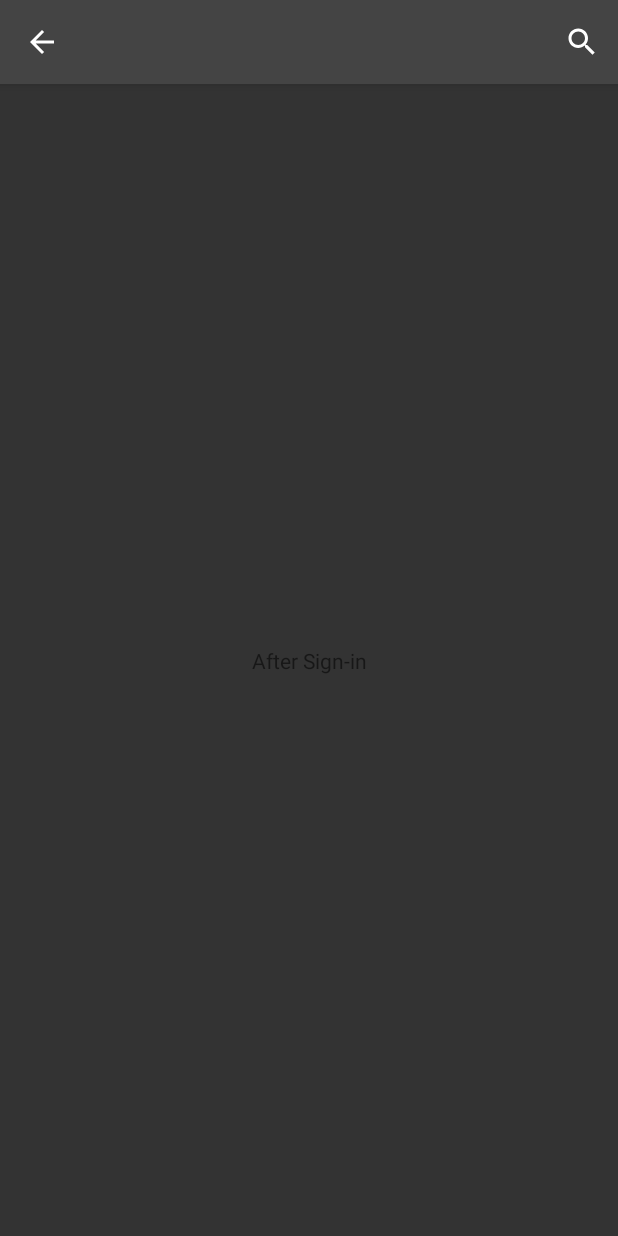
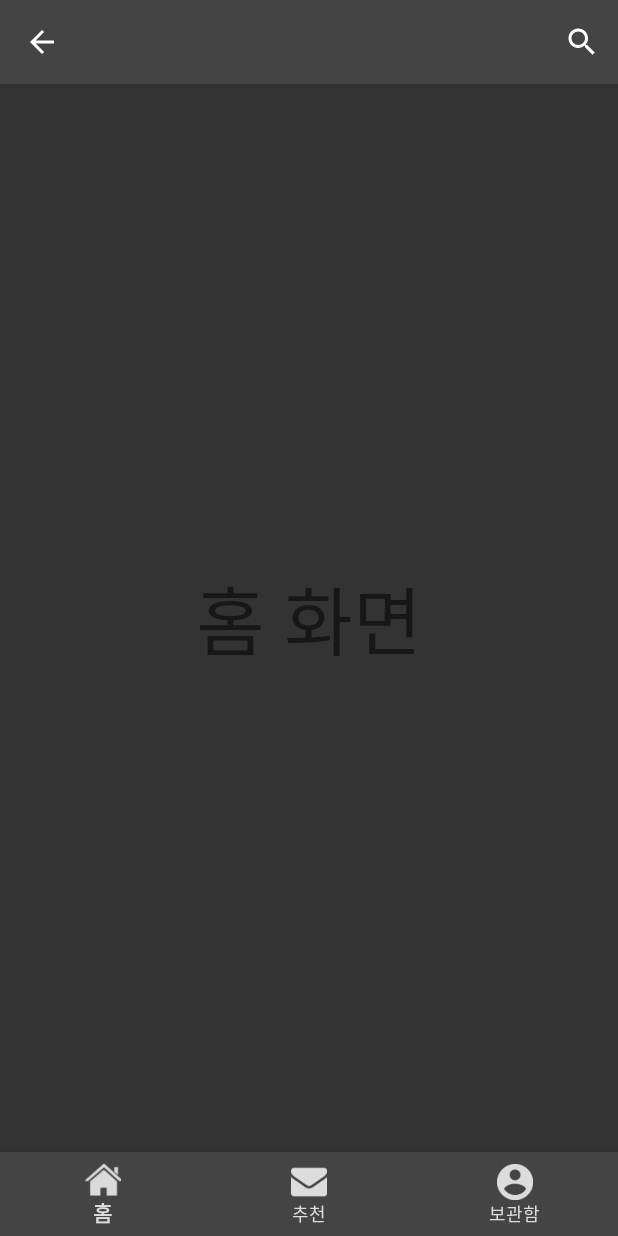
Before and after one commit to korkeep/MyTube, an Android app: the MainActivity screen opened directly, with no data from a screen before it, on a phone screen of 412 x 824 dp. Run offline under Robolectric (Android 15) with nearby library versions, the phone set to English and light mode, and no system bars.

Commit message:
MainActivity 하단 네비게이션바 구성완료

```diff
--- /dev/null
+++ b/SW Online Lecture APP/app/src/main/java/com/example/swonlinelectureapp/FragmentHome.java
@@ -0,0 +1,15 @@
+package com.example.swonlinelectureapp;
+
+import android.os.Bundle;
+import android.support.annotation.NonNull;
+import android.support.annotation.Nullable;
+import android.support.v4.app.Fragment;
+import android.view.LayoutInflater;
+import android.view.View;
+import android.view.ViewGroup;
+
+public class FragmentHome extends Fragment {
+    public View onCreateView(@NonNull LayoutInflater inflater, @Nullable ViewGroup container, @Nullable Bundle savedInstanceState) {
+        return inflater.inflate(R.layout.fragment_home, container, false);
+    }
+}
--- /dev/null
+++ b/SW Online Lecture APP/app/src/main/java/com/example/swonlinelectureapp/FragmentRecommend.java
@@ -0,0 +1,15 @@
+package com.example.swonlinelectureapp;
+
+import android.os.Bundle;
+import android.support.annotation.NonNull;
+import android.support.annotation.Nullable;
+import android.support.v4.app.Fragment;
+import android.view.LayoutInflater;
+import android.view.View;
+import android.view.ViewGroup;
+
+public class FragmentRecommend extends Fragment {
+    public View onCreateView(@NonNull LayoutInflater inflater, @Nullable ViewGroup container, @Nullable Bundle savedInstanceState) {
+        return inflater.inflate(R.layout.fragment_recommend, container, false);
+    }
+}
--- /dev/null
+++ b/SW Online Lecture APP/app/src/main/java/com/example/swonlinelectureapp/FragmentStore.java
@@ -0,0 +1,15 @@
+package com.example.swonlinelectureapp;
+
+import android.os.Bundle;
+import android.support.annotation.NonNull;
+import android.support.annotation.Nullable;
+import android.support.v4.app.Fragment;
+import android.view.LayoutInflater;
+import android.view.View;
+import android.view.ViewGroup;
+
+public class FragmentStore extends Fragment {
+    public View onCreateView(@NonNull LayoutInflater inflater, @Nullable ViewGroup container, @Nullable Bundle savedInstanceState) {
+        return inflater.inflate(R.layout.fragment_store, container, false);
+    }
+}
--- a/SW Online Lecture APP/app/src/main/java/com/example/swonlinelectureapp/MainActivity.java
+++ b/SW Online Lecture APP/app/src/main/java/com/example/swonlinelectureapp/MainActivity.java
@@ -1,5 +1,9 @@
 package com.example.swonlinelectureapp;
 
+import android.support.annotation.NonNull;
+import android.support.design.widget.BottomNavigationView;
+import android.support.v4.app.FragmentManager;
+import android.support.v4.app.FragmentTransaction;
 import android.support.v7.app.AppCompatActivity;
 import android.os.Bundle;
 import android.support.v7.widget.SearchView;
@@ -9,6 +13,12 @@ import android.widget.Toast;
 
 public class MainActivity extends AppCompatActivity {
 
+    //중간 Frame 구성
+    private FragmentManager fragmentManager = getSupportFragmentManager();
+    private FragmentHome fragmentHome = new FragmentHome();
+    private FragmentRecommend fragmentRecommend = new FragmentRecommend();
+    private FragmentStore fragmentStore = new FragmentStore();
+
     @Override
     protected void onCreate(Bundle savedInstanceState) {
         super.onCreate(savedInstanceState);
@@ -17,8 +27,17 @@ public class MainActivity extends AppCompatActivity {
         //액션바 글자 없애고, 뒤로가기 버튼 생성
         getSupportActionBar().setDisplayHomeAsUpEnabled(true);
         getSupportActionBar().setTitle("");
+
+        //중간 내용 영역 바
+        FragmentTransaction transaction = fragmentManager.beginTransaction();
+        transaction.replace(R.id.frameLayout, fragmentHome).commitAllowingStateLoss();
+
+        //하단 메뉴 구성 바
+        BottomNavigationView bottomNavigationView = findViewById(R.id.navigationView);
+        bottomNavigationView.setOnNavigationItemSelectedListener(new ItemSelectedListener());
     }
 
+    //상단 부분
     //검색버튼 클릭했을때 동작
     @Override
     public boolean onCreateOptionsMenu(Menu menu) {
@@ -55,4 +74,27 @@ public class MainActivity extends AppCompatActivity {
         }
         return super.onOptionsItemSelected(item);
     }
+
+
+    //하단 메뉴 부분
+    class ItemSelectedListener implements BottomNavigationView.OnNavigationItemSelectedListener{
+        @Override
+        public boolean onNavigationItemSelected(@NonNull MenuItem menuItem) {
+            FragmentTransaction transaction = fragmentManager.beginTransaction();
+
+            switch(menuItem.getItemId())
+            {
+                case R.id.homeItem:
+                    transaction.replace(R.id.frameLayout, fragmentHome).commitAllowingStateLoss();
+                    break;
+                case R.id.recommendItem:
+                    transaction.replace(R.id.frameLayout, fragmentRecommend).commitAllowingStateLoss();
+                    break;
+                case R.id.storeItem:
+                    transaction.replace(R.id.frameLayout, fragmentStore).commitAllowingStateLoss();
+                    break;
+            }
+            return true;
+        }
+    }
 }
--- a/SW Online Lecture APP/app/src/main/res/layout/activity_main.xml
+++ b/SW Online Lecture APP/app/src/main/res/layout/activity_main.xml
@@ -8,13 +8,27 @@
     tools:context=".MainActivity"
     android:background="@color/colorBackground">
 
-    <TextView
-        android:layout_width="wrap_content"
+    <FrameLayout
+    android:id="@+id/frameLayout"
+    android:layout_width="match_parent"
+    android:layout_height="0dp"
+    app:layout_constraintBottom_toTopOf="@id/navigationView"
+    app:layout_constraintLeft_toLeftOf="parent"
+    app:layout_constraintRight_toRightOf="parent"
+    app:layout_constraintTop_toTopOf="parent">
+    </FrameLayout>
+
+    <android.support.design.widget.BottomNavigationView
+        android:id="@+id/navigationView"
+        android:layout_width="match_parent"
         android:layout_height="wrap_content"
-        android:text="After Sign-in"
+        android:background="?android:attr/windowBackground"
+        app:itemBackground="@color/colorPrimary"
+        app:itemIconTint="@color/colorLetter"
+        app:itemTextColor="@color/colorLetter"
         app:layout_constraintBottom_toBottomOf="parent"
         app:layout_constraintLeft_toLeftOf="parent"
-        app:layout_constraintRight_toRightOf="parent"
-        app:layout_constraintTop_toTopOf="parent" />
+        app:layout_constraintRight_toLeftOf="parent"
+        app:menu="@menu/bottom_bar" />
 
 </android.support.constraint.ConstraintLayout>
--- /dev/null
+++ b/SW Online Lecture APP/app/src/main/res/layout/fragment_home.xml
@@ -0,0 +1,17 @@
+<?xml version="1.0" encoding="utf-8"?>
+<android.support.constraint.ConstraintLayout xmlns:android="http://schemas.android.com/apk/res/android"
+    android:layout_width="match_parent"
+    android:layout_height="match_parent"
+    xmlns:app="http://schemas.android.com/apk/res-auto">
+    <TextView
+        android:id="@+id/textView3"
+        android:layout_width="wrap_content"
+        android:layout_height="wrap_content"
+        android:text="홈 화면"
+        android:textSize="50dp"
+        app:layout_constraintBottom_toBottomOf="parent"
+        app:layout_constraintLeft_toLeftOf="parent"
+        app:layout_constraintRight_toRightOf="parent"
+        app:layout_constraintTop_toTopOf="parent" />
+
+</android.support.constraint.ConstraintLayout>
--- /dev/null
+++ b/SW Online Lecture APP/app/src/main/res/menu/bottom_bar.xml
@@ -0,0 +1,15 @@
+<?xml version="1.0" encoding="utf-8"?>
+<menu xmlns:android="http://schemas.android.com/apk/res/android">
+    <item
+        android:id="@+id/homeItem"
+        android:icon="@drawable/home"
+        android:title="홈" />
+    <item
+        android:id="@+id/recommendItem"
+        android:icon="@drawable/msg"
+        android:title="추천" />
+    <item
+        android:id="@+id/storeItem"
+        android:icon="@drawable/store"
+        android:title="보관함" />
+</menu>
--- a/SW Online Lecture APP/app/src/main/res/values/colors.xml
+++ b/SW Online Lecture APP/app/src/main/res/values/colors.xml
@@ -3,6 +3,7 @@
     <color name="colorPrimaryDark">#111111</color>
     <color name="colorPrimary">#444444</color>
     <color name="colorItem">#555555</color>
+    <color name="colorLetter">#DDDDDD</color>
     <color name="colorBackground">#333333</color>
     <color name="colorAccent">#008577</color>
 </resources>
```
Also changed, not shown: SW Online Lecture APP/app/src/main/res/layout/fragment_recommend.xml (added, +18 -0 lines), SW Online Lecture APP/app/src/main/res/layout/fragment_store.xml (added, +19 -0 lines), SW Online Lecture APP/app/src/main/res/drawable-v24/home.png (added), SW Online Lecture APP/app/src/main/res/drawable-v24/msg.png (added), SW Online Lecture APP/app/src/main/res/drawable-v24/store.png (added).
